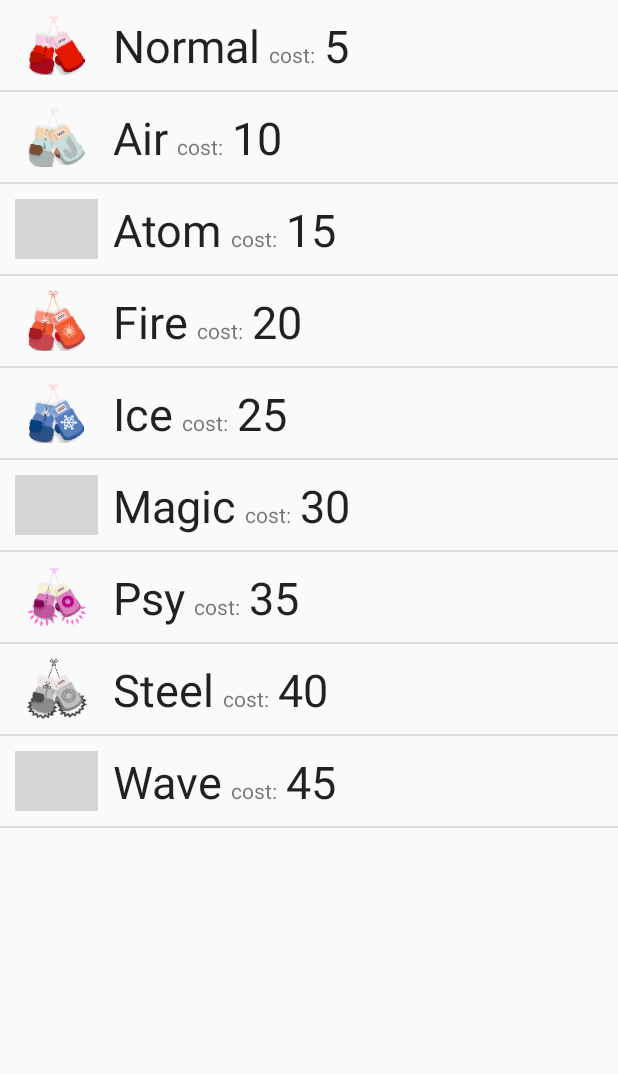
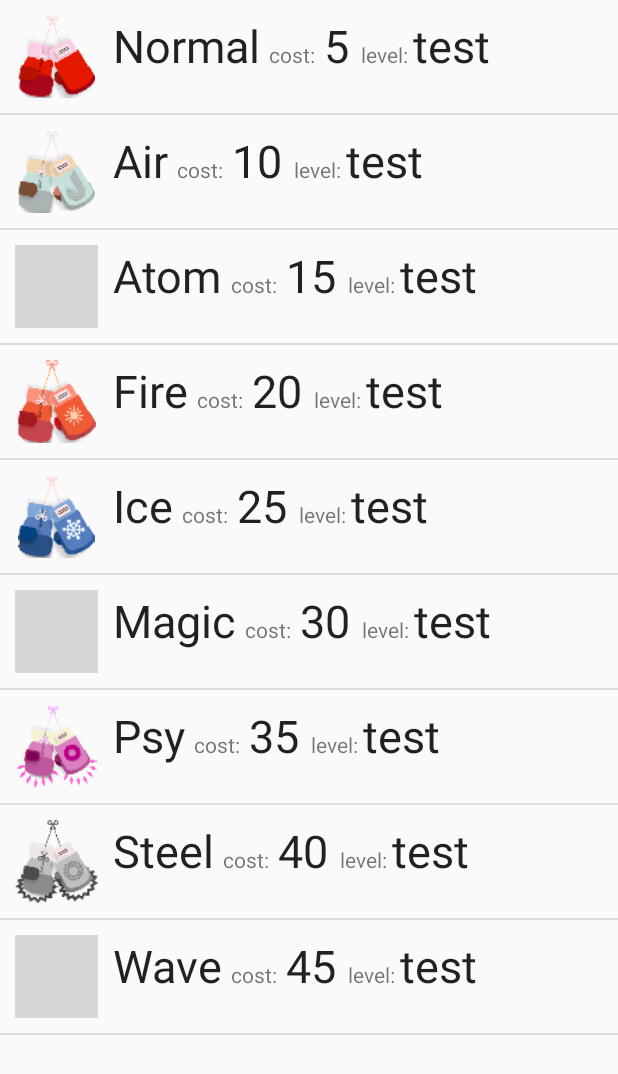
Before and after one commit to rolandtshen/Smash, an Android app: the MainActivity screen opened directly, with no data from a screen before it, after a tap on "Upgrades >", on a phone screen of 412 x 824 dp. Shown: the top 1074 px of the screen. Run offline under Robolectric (Android 15) with nearby library versions, the phone set to English and light mode, and no system bars; 1 other tap on this screen came first; grey boxes are pictures that could not be loaded.

Commit message:
Upgrades fixed

```diff
--- a/app/src/main/java/com/smashproject/smash/MainActivity.java
+++ b/app/src/main/java/com/smashproject/smash/MainActivity.java
@@ -16,7 +16,8 @@
 
 public class MainActivity extends AppCompatActivity {
     //all variables
-    public TextView moneyTextView;
+    public static TextView moneyTextView;
+    public TextView killsTextView;
     ImageButton mTarget;
     TextView upgradesLabel;
     ImageView background;
@@ -32,9 +33,10 @@
         super.onCreate(savedInstanceState);setContentView(R.layout.activity_main);
 
         //initialize variables
-        deathIndex = 1;
+        deathIndex = 0;
         newIndex = deathIndex;
         moneyTextView = (TextView) findViewById(R.id.money);
+        killsTextView = (TextView) findViewById(R.id.killsNumber);
         mTarget = (ImageButton) findViewById(R.id.target);
         background = (ImageView) findViewById(R.id.bg);
         healthBar = (ProgressBar) findViewById(R.id.healthBar);
@@ -63,8 +65,11 @@
                 } else {
                     if (deathIndex != newIndex) {
                         target.changeCharacters(mTarget, c);
-                        target.changeBackgrounds(background, c);
+                        if(deathIndex % 3 == 0){
+                            target.changeBackgrounds(background, c);
+                        }
                         target.addMoney(1);
+                        killsTextView.setText(deathIndex + "");
                         newIndex++;
                     }
                 }
@@ -73,6 +78,7 @@
                 healthBar.setProgress(target.getCurrentHealth());
 
                 changeMoneyLabel(target.getNumMoney() + "");
+
             }
         });
 
@@ -90,7 +96,7 @@
         startActivity(intent);
     }
 
-    public void changeMoneyLabel(String s) {
+    public static void changeMoneyLabel(String s) {
         moneyTextView.setText(s);
     }
 }
--- a/app/src/main/java/com/smashproject/smash/Target.java
+++ b/app/src/main/java/com/smashproject/smash/Target.java
@@ -18,7 +18,7 @@
     private static int numMoney = 0;
 
     public Target(Context c, ImageButton mTarget, ImageView background) {
-        mTarget.setImageBitmap(decodeSampledBitmapFromResource(c.getResources(), R.mipmap.charboxer, 1100, 1100));
+        mTarget.setImageBitmap(decodeSampledBitmapFromResource(c.getResources(), R.mipmap.charboxer, 880, 880));
         background.setImageBitmap(decodeSampledBitmapFromResource(c.getResources(), R.mipmap.bg10, 1000, 1000));
     }
 
@@ -52,7 +52,7 @@
     public void changeCharacters(ImageButton current, Context c) {
         Random rand = new Random();
         int random = rand.nextInt(characters.length);
-        current.setImageBitmap(decodeSampledBitmapFromResource(c.getResources(), characters[random], 1100, 1100));
+        current.setImageBitmap(decodeSampledBitmapFromResource(c.getResources(), characters[random], 880, 880));
     }
 
     public void changeBackgrounds(ImageView background, Context c) {
@@ -70,7 +70,7 @@
     }
 
     public boolean isDead() {
-        if(currentHealth <= 0) {
+        if(currentHealth <= UpgradesActivity.getDamage()) {
             return true;
         }
         return false;
@@ -94,7 +94,7 @@
         }
     }
     public void respawn() {
-        maxHealth *= 2;
+        maxHealth *= 1.5;
         currentHealth = maxHealth;
     }
 
@@ -105,6 +105,7 @@
     public static int getNumMoney() {
         return numMoney;
     }
+
     public void addMoney(int num) {
         numMoney += num;
     }
--- a/app/src/main/java/com/smashproject/smash/Upgrades.java
+++ b/app/src/main/java/com/smashproject/smash/Upgrades.java
@@ -6,24 +6,26 @@
     public String upgradeName;
     public String amount;
     public int icon;
+    public int level;
 
-    public Upgrades(String name, String num, int iconId) {
+    public Upgrades(String name, String num, int iconId, int level) {
         this.upgradeName = name;
         this.amount = num;
         this.icon = iconId;
+        this.level = level;
     }
 
     public static ArrayList<Upgrades> getUsers() {
         ArrayList<Upgrades> upgrades = new ArrayList<>();
-        upgrades.add(new Upgrades("Normal", "5", R.mipmap.glovenorm));
-        upgrades.add(new Upgrades("Air", "10", R.mipmap.gloveair));
-        upgrades.add(new Upgrades("Atom", "15", R.mipmap.gloveatom));
-        upgrades.add(new Upgrades("Fire", "20", R.mipmap.glovefire));
-        upgrades.add(new Upgrades("Ice", "25", R.mipmap.gloveice));
-        upgrades.add(new Upgrades("Magic", "30", R.mipmap.glovemagic));
-        upgrades.add(new Upgrades("Psy", "35", R.mipmap.glovepsy));
-        upgrades.add(new Upgrades("Steel", "40", R.mipmap.glovesteel));
-        upgrades.add(new Upgrades("Wave", "45", R.mipmap.glovewave));
+        upgrades.add(new Upgrades("Normal", "5", R.mipmap.glovenorm, 0));
+        upgrades.add(new Upgrades("Air", "10", R.mipmap.gloveair, 0));
+        upgrades.add(new Upgrades("Atom", "15", R.mipmap.gloveatom, 0));
+        upgrades.add(new Upgrades("Fire", "20", R.mipmap.glovefire, 0));
+        upgrades.add(new Upgrades("Ice", "25", R.mipmap.gloveice, 0));
+        upgrades.add(new Upgrades("Magic", "30", R.mipmap.glovemagic, 0));
+        upgrades.add(new Upgrades("Psy", "35", R.mipmap.glovepsy, 0));
+        upgrades.add(new Upgrades("Steel", "40", R.mipmap.glovesteel, 0));
+        upgrades.add(new Upgrades("Wave", "45", R.mipmap.glovewave, 0));
         return upgrades;
     }
 
--- a/app/src/main/res/layout/activity_upgrades.xml
+++ b/app/src/main/res/layout/activity_upgrades.xml
@@ -1,7 +1,7 @@
 <?xml version="1.0" encoding="utf-8"?>
 <RelativeLayout xmlns:android="http://schemas.android.com/apk/res/android"
     android:layout_width="match_parent"
-    android:layout_height="60dp"
+    android:layout_height="wrap_content"
     android:padding="10dp"
     >
 
@@ -18,7 +18,7 @@
         android:textSize="30sp" />
 
     <TextView
-        android:id="@+id/textView2"
+        android:id="@+id/costTextView"
         android:layout_width="wrap_content"
         android:layout_height="wrap_content"
         android:layout_alignBaseline="@+id/upgradeName"
@@ -31,7 +31,7 @@
         android:layout_width="wrap_content"
         android:layout_height="wrap_content"
         android:layout_alignBottom="@+id/upgradeName"
-        android:layout_toRightOf="@+id/textView2"
+        android:layout_toRightOf="@+id/costTextView"
         android:text="test"
         android:textAppearance="?android:attr/textAppearanceLarge"
         android:textSize="30sp" />
@@ -43,4 +43,24 @@
         android:layout_width="55dp"
         android:layout_height="55dp" />
 
+    <TextView
+        android:layout_width="wrap_content"
+        android:layout_height="wrap_content"
+        android:text="level: "
+        android:id="@+id/levelTextView"
+        android:layout_toRightOf="@+id/amount"
+        android:layout_alignTop="@+id/costTextView"
+        android:layout_marginLeft="8sp"/>
+
+    <TextView
+        android:layout_width="wrap_content"
+        android:layout_height="wrap_content"
+        android:textAppearance="?android:attr/textAppearanceLarge"
+        android:text="test"
+        android:id="@+id/level"
+        android:textSize="30sp"
+        android:layout_alignParentTop="true"
+        android:layout_toRightOf="@+id/levelTextView"
+        android:layout_toEndOf="@+id/levelTextView"/>
+
 </RelativeLayout>
```
Also changed, not shown: app/src/main/java/com/smashproject/smash/UpgradesActivity.java (+33 -32 lines), app/src/main/res/layout/activity_main.xml (+38 -1 lines), app/src/main/res/layout/activity_menu.xml (+5 -5 lines).
